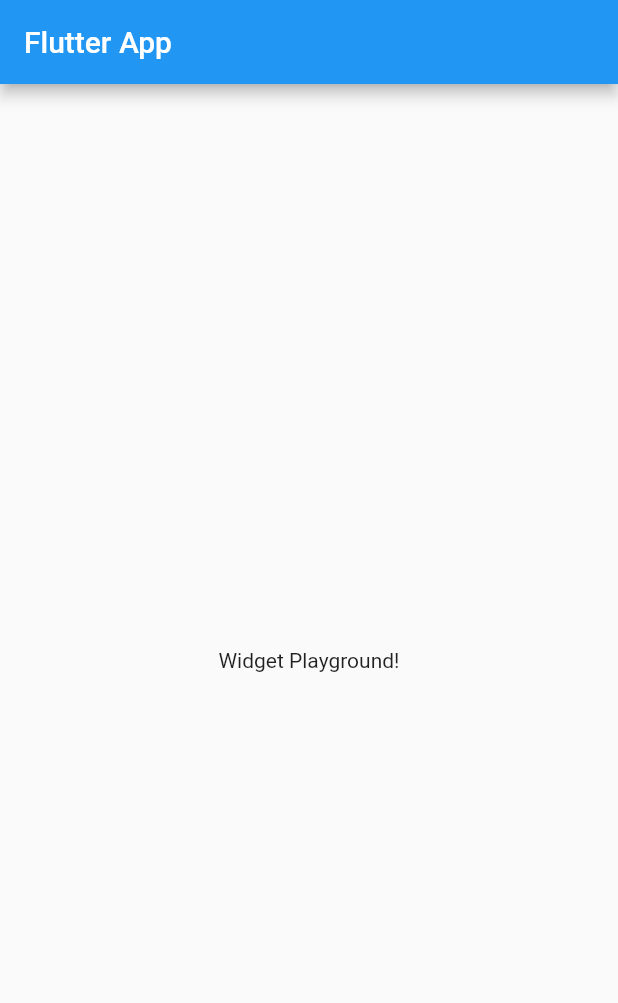
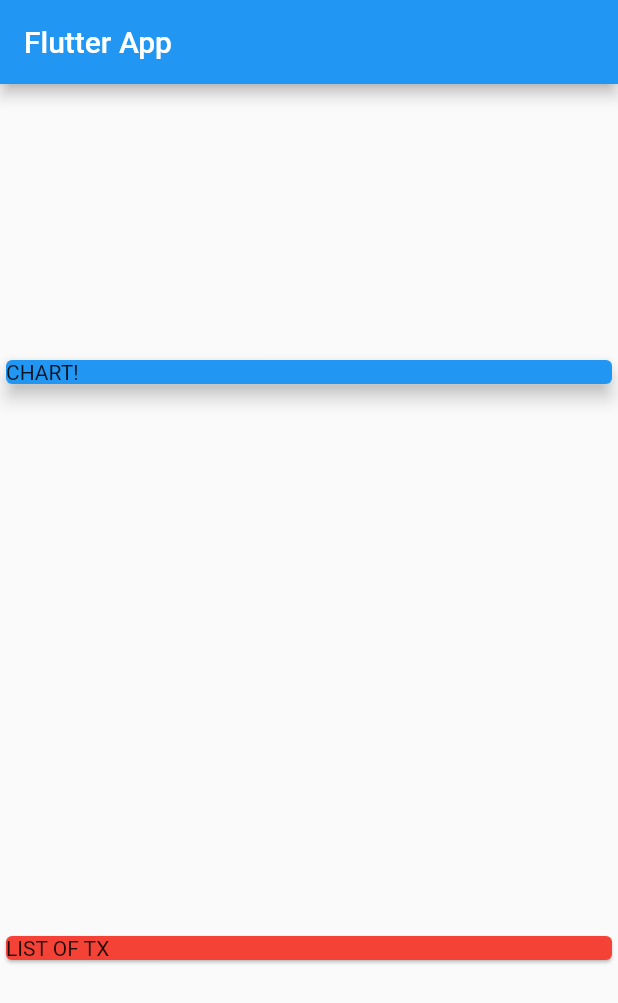
Before and after one commit to amerezhanyi/FlutterDart, a Flutter app: the screen it shows after launch, on a phone screen of 412 x 824 dp. Shown: the top 1003 px of the screen. Run offline on Flutter 3.47's test engine with Material 2 defaults, Android fonts, the phone set to English and light mode, and no system bars.

Commit message:
Added columns (74)

```diff
--- a/real_app/lib/main.dart
+++ b/real_app/lib/main.dart
@@ -19,8 +19,23 @@ class MyHomePage extends StatelessWidget {
       appBar: AppBar(
         title: Text('Flutter App'),
       ),
-      body: Center(
-        child: Text('Widget Playground!'),
+      body: Column(
+        mainAxisAlignment: MainAxisAlignment.spaceAround,
+        crossAxisAlignment: CrossAxisAlignment.stretch,
+        children: <Widget>[
+          Container(
+            width: double.infinity,
+            child: Card(
+              color: Colors.blue,
+              child: Text('CHART!'),
+              elevation: 5,
+            ),
+          ),
+          Card(
+            color: Colors.red,
+            child: Text('LIST OF TX'),
+          ),
+        ],
       ),
     );
   }
```
Also changed, not shown: real_app/pubspec.yaml (+6 -10 lines).
